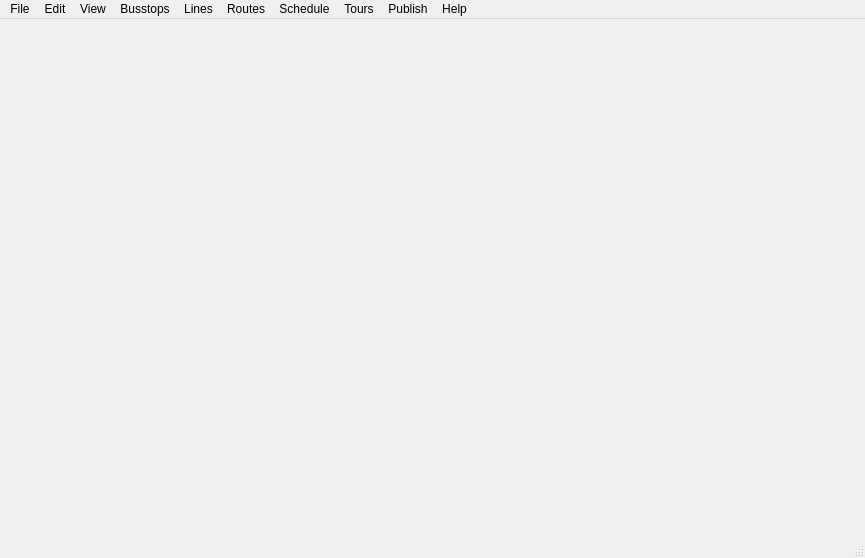
ma7t3/ScheduleMaster, file Mainwindow.ui: the form before one commit.
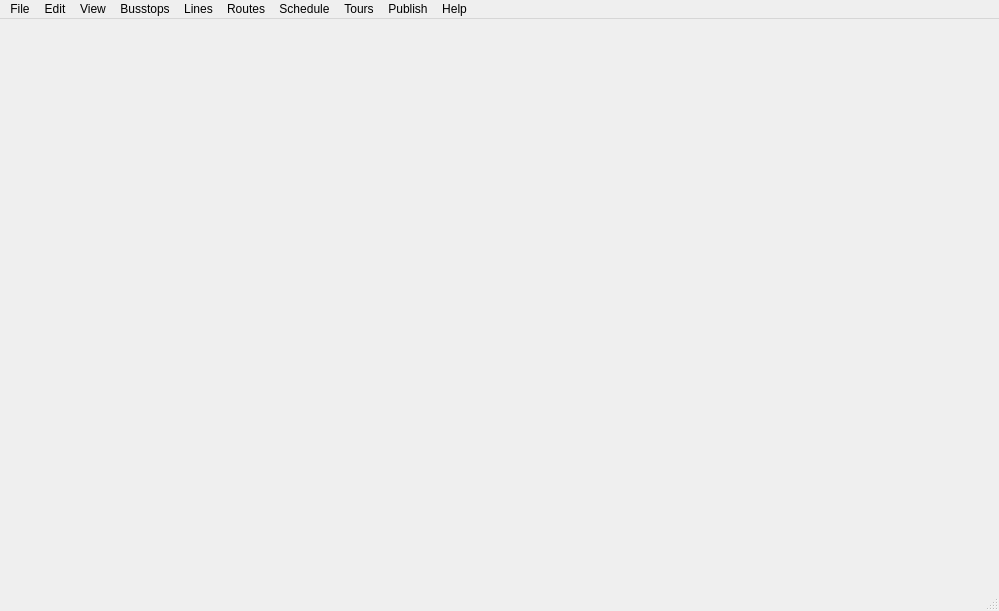
The form after the commit. Icons and pictures are not drawn.

Commit message: New menubar actions and shortcuts

Diff of the .ui file:
```diff
--- a/Mainwindow.ui
+++ b/Mainwindow.ui
@@ -6,8 +6,8 @@
    <rect>
     <x>0</x>
     <y>0</y>
-    <width>865</width>
-    <height>558</height>
+    <width>999</width>
+    <height>611</height>
    </rect>
   </property>
   <property name="windowTitle">
@@ -21,7 +21,7 @@
     <rect>
      <x>0</x>
      <y>0</y>
-     <width>865</width>
+     <width>999</width>
      <height>22</height>
     </rect>
    </property>
```
Left out of the diff: 36 changed lines with no effect on the pictures. The commit also changes 1 other file.
